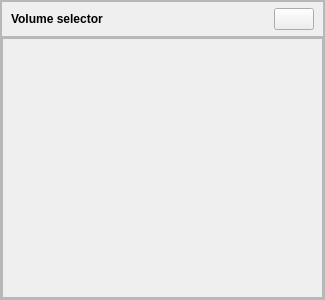
Above: volumeselectorwidget.ui from Frewacom/midi-soundboard before the change. Below: the same form after it.
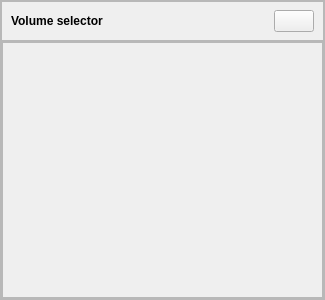
That is the form after the change. Icons and pictures are not drawn.

Diff of the .ui file:
```diff
--- a/volumeselectorwidget.ui
+++ b/volumeselectorwidget.ui
@@ -81,10 +81,10 @@
         </property>
         <layout class="QHBoxLayout" name="horizontalLayout">
          <property name="topMargin">
-          <number>6</number>
+          <number>8</number>
          </property>
          <property name="bottomMargin">
-          <number>6</number>
+          <number>8</number>
          </property>
          <item>
           <widget class="QLabel" name="VolumeSelectorTitle">
@@ -168,7 +168,7 @@
               <x>0</x>
               <y>0</y>
               <width>319</width>
-              <height>256</height>
+              <height>252</height>
              </rect>
             </property>
             <layout class="QVBoxLayout" name="verticalLayout_3">
```
